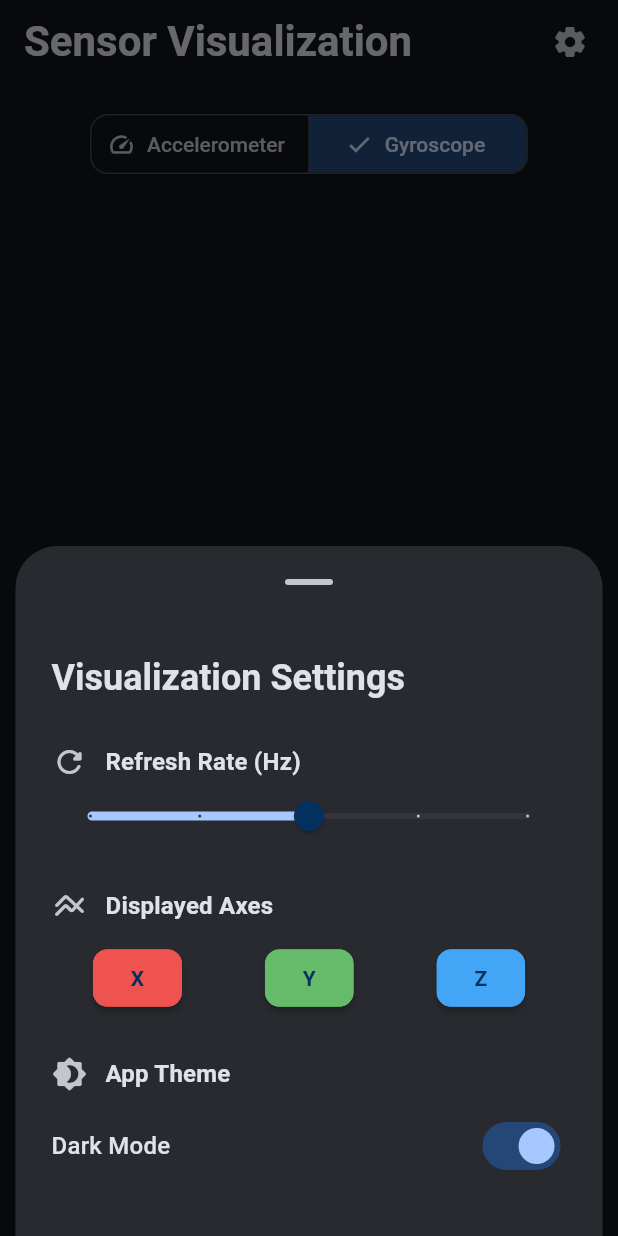
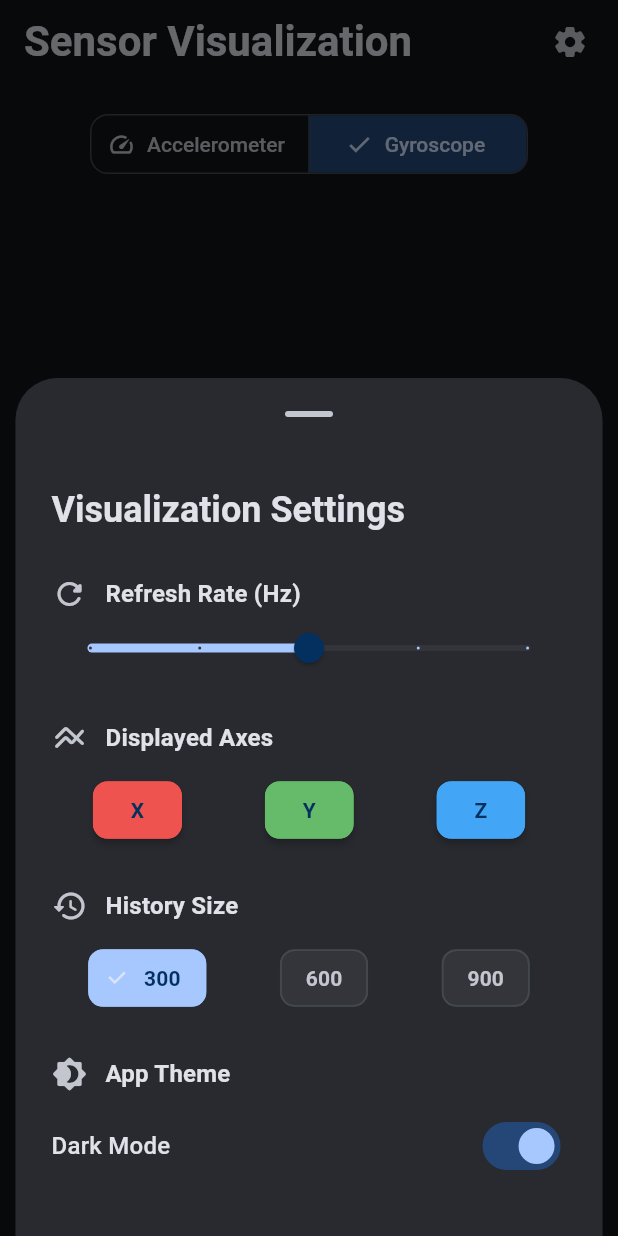
Before and after one commit to Justas3421/take_home_assignment, a Flutter app: the screen it shows after launch, after a tap on "Gyroscope", after a tap on the "settings" icon, on a phone screen of 412 x 824 dp. Run offline on Flutter 3.47's test engine with Material 3 defaults, Android fonts, the phone set to English and light mode, and no system bars; our stand-ins replace bloc, csv, equatable, file_picker, fl_chart, flutter_bloc and 3 more; missing offline and left inert: gal.

Commit message:
refactor: remove unused properties and events from AppSettings and related classes. Add history size setting feature.

```diff
--- a/real_time_sensors/lib/domain/models/app_settings.dart
+++ b/real_time_sensors/lib/domain/models/app_settings.dart
@@ -2,8 +2,6 @@ import 'package:equatable/equatable.dart';
 
 class AppSettings extends Equatable {
   final int refreshRateHz;
-  final double chartScale;
-  final bool autoScale;
   final bool showXAxis;
   final bool showYAxis;
   final bool showZAxis;
@@ -12,8 +10,6 @@ class AppSettings extends Equatable {
 
   const AppSettings({
     this.refreshRateHz = 30,
-    this.chartScale = 10.0,
-    this.autoScale = true,
     this.showXAxis = true,
     this.showYAxis = true,
     this.showZAxis = true,
@@ -33,8 +29,6 @@ class AppSettings extends Equatable {
   }) {
     return AppSettings(
       refreshRateHz: refreshRateHz ?? this.refreshRateHz,
-      chartScale: chartScale ?? this.chartScale,
-      autoScale: autoScale ?? this.autoScale,
       showXAxis: showXAxis ?? this.showXAxis,
       showYAxis: showYAxis ?? this.showYAxis,
       showZAxis: showZAxis ?? this.showZAxis,
@@ -46,8 +40,6 @@ class AppSettings extends Equatable {
   @override
   List<Object?> get props => [
     refreshRateHz,
-    chartScale,
-    autoScale,
     showXAxis,
     showYAxis,
     showZAxis,
--- a/real_time_sensors/lib/presentation/bloc/sensor_bloc_base/sensor_bloc_base.dart
+++ b/real_time_sensors/lib/presentation/bloc/sensor_bloc_base/sensor_bloc_base.dart
@@ -12,8 +12,7 @@ import 'package:rxdart/rxdart.dart';
 part 'sensor_event.dart';
 part 'sensor_state.dart';
 
-abstract class SensorBlocBase<E extends SensorEvent, S extends SensorState>
-    extends Bloc<SensorEvent, S> {
+abstract class SensorBlocBase<E extends SensorEvent, S extends SensorState> extends Bloc<SensorEvent, S> {
   final StartSensorStreamUseCase _startSensorStreamUseCase;
   final SettingsBloc _settingsBloc;
   final SensorType _sensorType;
@@ -40,17 +39,16 @@ abstract class SensorBlocBase<E extends SensorEvent, S extends SensorState>
     on<_SensorErrorOccurred>(_onSensorErrorOccurred);
     on<AppLifecycleChanged>(_onAppLifecycleChanged);
 
-    _settingsSubscription = _settingsBloc.stream
-        .map((s) => s.settings.refreshRateHz)
-        .distinct()
-        .listen((refreshRateHz) {
-          debugPrint('${_sensorType.name} BLoC: Refresh rate changed → $refreshRateHz Hz');
-          _restartSensorStream();
-        });
+    _settingsSubscription = _settingsBloc.stream.map((s) => s.settings.refreshRateHz).distinct().listen((
+      refreshRateHz,
+    ) {
+      debugPrint('${_sensorType.name} BLoC: Refresh rate changed → $refreshRateHz Hz');
+      add(const StartSensorCapture(forceRestart: true, clearHistory: false));
+    });
   }
 
   Future<void> _onStartSensorCapture(StartSensorCapture event, Emitter<S> emit) async {
-    if (state.isCapturing) return;
+    if (state.isCapturing && !event.forceRestart) return;
 
     final available = await _checkSensorAvailability();
     emit(copyWith(sensorAvailable: available));
@@ -130,16 +128,10 @@ abstract class SensorBlocBase<E extends SensorEvent, S extends SensorState>
         .listen(
           (data) => add(_SensorDataReceived(data)),
           onError: (error, _) => add(_SensorErrorOccurred(error.toString())),
-          onDone: () => add(PauseSensorCapture()),
+          onDone: () => add(const PauseSensorCapture()),
         );
 
     debugPrint('${_sensorType.name} stream started @ $intervalMs ms interval.');
-  }
-
-  void _restartSensorStream() {
-    _sensorSubscription?.cancel();
-    _sensorSubscription = null;
-    _startListeningToSensor();
   }
 
   Future<void> _onResetSensorCapture(ResetSensorCapture event, Emitter<S> emit) async {
@@ -176,10 +168,5 @@ abstract class SensorBlocBase<E extends SensorEvent, S extends SensorState>
     await super.close();
   }
 
-  S copyWith({
-    bool? isCapturing,
-    List<SensorDataPoint>? history,
-    String? errorMessage,
-    bool? sensorAvailable,
-  });
+  S copyWith({bool? isCapturing, List<SensorDataPoint>? history, String? errorMessage, bool? sensorAvailable});
 }
--- a/real_time_sensors/lib/presentation/bloc/sensor_bloc_base/sensor_event.dart
+++ b/real_time_sensors/lib/presentation/bloc/sensor_bloc_base/sensor_event.dart
@@ -22,13 +22,23 @@ class _SensorErrorOccurred extends SensorEvent {
   List<Object?> get props => [message];
 }
 
-class StartSensorCapture extends SensorEvent {}
+class StartSensorCapture extends SensorEvent {
+  final bool clearHistory;
+  final bool forceRestart;
+  const StartSensorCapture({this.clearHistory = true, this.forceRestart = false});
+}
 
-class PauseSensorCapture extends SensorEvent {}
+class PauseSensorCapture extends SensorEvent {
+  const PauseSensorCapture();
+}
 
-class ResumeSensorCapture extends SensorEvent {}
+class ResumeSensorCapture extends SensorEvent {
+  const ResumeSensorCapture();
+}
 
-class ResetSensorCapture extends SensorEvent {}
+class ResetSensorCapture extends SensorEvent {
+  const ResetSensorCapture();
+}
 
 class AppLifecycleChanged extends SensorEvent {
   final AppLifecycleState state;
--- a/real_time_sensors/lib/presentation/bloc/settings/settings_bloc.dart
+++ b/real_time_sensors/lib/presentation/bloc/settings/settings_bloc.dart
@@ -9,14 +9,6 @@ class SettingsBloc extends Bloc<SettingsEvent, SettingsState> {
   SettingsBloc() : super(SettingsState.initial()) {
     on<UpdateRefreshRate>((event, emit) {
       emit(state.copyWith(settings: state.settings.copyWith(refreshRateHz: event.refreshRateHz)));
-    });
-
-    on<UpdateChartScale>((event, emit) {
-      emit(state.copyWith(settings: state.settings.copyWith(chartScale: event.chartScale)));
-    });
-
-    on<ToggleAutoScale>((event, emit) {
-      emit(state.copyWith(settings: state.settings.copyWith(autoScale: event.autoScale)));
     });
 
     on<ToggleAxisVisibility>((event, emit) {
@@ -34,5 +26,9 @@ class SettingsBloc extends Bloc<SettingsEvent, SettingsState> {
     on<UpdateThemeMode>((event, emit) {
       emit(state.copyWith(settings: state.settings.copyWith(isDarkMode: event.isDarkMode)));
     });
+
+    on<UpdateHistorySize>((event, emit) {
+      emit(state.copyWith(settings: state.settings.copyWith(historySize: event.historySize)));
+    });
   }
 }
--- a/real_time_sensors/lib/presentation/bloc/settings/settings_event.dart
+++ b/real_time_sensors/lib/presentation/bloc/settings/settings_event.dart
@@ -7,16 +7,6 @@ abstract class SettingsEvent {
 class UpdateRefreshRate extends SettingsEvent {
   final int refreshRateHz;
   const UpdateRefreshRate(this.refreshRateHz);
-}
-
-class UpdateChartScale extends SettingsEvent {
-  final double chartScale;
-  const UpdateChartScale(this.chartScale);
-}
-
-class ToggleAutoScale extends SettingsEvent {
-  final bool autoScale;
-  const ToggleAutoScale(this.autoScale);
 }
 
 class ToggleAxisVisibility extends SettingsEvent {
@@ -29,3 +19,8 @@ class UpdateThemeMode extends SettingsEvent {
   final bool isDarkMode;
   const UpdateThemeMode(this.isDarkMode);
 }
+
+class UpdateHistorySize extends SettingsEvent {
+  final int historySize;
+  const UpdateHistorySize(this.historySize);
+}
--- a/real_time_sensors/lib/presentation/screens/sensor_screen.dart
+++ b/real_time_sensors/lib/presentation/screens/sensor_screen.dart
@@ -33,9 +33,9 @@ class _SensorScreenState extends State<SensorScreen> with SingleTickerProviderSt
     _tabController = TabController(length: SensorType.values.length, vsync: this);
     _tabController.addListener(_handleTabChange);
 
-    context.read<AccelerometerBloc>().add(StartSensorCapture());
-    context.read<GyroscopeBloc>().add(StartSensorCapture());
-    context.read<GyroscopeBloc>().add(PauseSensorCapture());
+    context.read<AccelerometerBloc>().add(const StartSensorCapture());
+    context.read<GyroscopeBloc>().add(const StartSensorCapture());
+    context.read<GyroscopeBloc>().add(const PauseSensorCapture());
   }
 
   @override
@@ -133,18 +133,18 @@ class _SensorScreenState extends State<SensorScreen> with SingleTickerProviderSt
     switch (newView) {
       case SensorType.accelerometer:
         if (gyroBloc.state.isCapturing) {
-          gyroBloc.add(PauseSensorCapture());
+          gyroBloc.add(const PauseSensorCapture());
         }
         if (accelBloc.state.isCapturing == false) {
-          accelBloc.add(ResumeSensorCapture());
+          accelBloc.add(const ResumeSensorCapture());
         }
         break;
       case SensorType.gyroscope:
         if (accelBloc.state.isCapturing) {
-          accelBloc.add(PauseSensorCapture());
+          accelBloc.add(const PauseSensorCapture());
         }
         if (gyroBloc.state.isCapturing == false) {
-          gyroBloc.add(ResumeSensorCapture());
+          gyroBloc.add(const ResumeSensorCapture());
         }
         break;
     }
--- a/real_time_sensors/lib/presentation/screens/settings_screen.dart
+++ b/real_time_sensors/lib/presentation/screens/settings_screen.dart
@@ -7,6 +7,8 @@ class SettingsBottomSheet extends StatelessWidget {
   static const double _kRefreshRateMin = 10;
   static const double _kRefreshRateMax = 50;
   static const int _kRefreshRateDivisions = 4;
+  static const List<int> _kHistorySizeOptions = [300, 600, 900];
+
   @override
   Widget build(BuildContext context) {
     final theme = Theme.of(context);
@@ -30,6 +32,8 @@ class SettingsBottomSheet extends StatelessWidget {
                   ),
                 ),
                 const SizedBox(height: 28),
+
+                // Refresh Rate
                 _SectionTitle(
                   title: 'Refresh Rate (Hz)',
                   icon: Icons.refresh_rounded,
@@ -51,6 +55,7 @@ class SettingsBottomSheet extends StatelessWidget {
                 ),
                 const SizedBox(height: 24),
 
+                // Displayed Axes
                 _SectionTitle(
                   title: 'Displayed Axes',
                   icon: Icons.line_axis_rounded,
@@ -60,17 +65,12 @@ class SettingsBottomSheet extends StatelessWidget {
                 Row(
                   mainAxisAlignment: MainAxisAlignment.spaceAround,
                   children: [
-                    Semantics(
-                      button: true,
-                      toggled: state.settings.showXAxis,
-                      label: 'X axis visibility',
-                      child: _AxisChoiceChip(
-                        label: 'X',
-                        color: Colors.red.shade400,
-                        value: state.settings.showXAxis,
-                        onChanged: (val) =>
-                            context.read<SettingsBloc>().add(ToggleAxisVisibility(axis: 'x', isVisible: val)),
-                      ),
+                    _AxisChoiceChip(
+                      label: 'X',
+                      color: Colors.red.shade400,
+                      value: state.settings.showXAxis,
+                      onChanged: (val) =>
+                          context.read<SettingsBloc>().add(ToggleAxisVisibility(axis: 'x', isVisible: val)),
                     ),
                     _AxisChoiceChip(
                       label: 'Y',
@@ -90,6 +90,44 @@ class SettingsBottomSheet extends StatelessWidget {
                 ),
                 const SizedBox(height: 28),
 
+                // History Size
+                _SectionTitle(
+                  title: 'History Size',
+                  icon: Icons.history_rounded,
+                  color: colorScheme.onSurfaceVariant,
+                ),
+                const SizedBox(height: 12),
+                Row(
+                  mainAxisAlignment: MainAxisAlignment.spaceAround,
+                  children: _kHistorySizeOptions.map((size) {
+                    return ChoiceChip(
+                      label: Text('$size'),
+                      selected: state.settings.historySize == size,
+                      onSelected: (_) =>
+                          context.read<SettingsBloc>().add(UpdateHistorySize(size)),
+                      selectedColor: colorScheme.primary,
+                      backgroundColor: colorScheme.surfaceContainerHighest,
+                      labelStyle: theme.textTheme.labelLarge?.copyWith(
+                        color: state.settings.historySize == size
+                            ? colorScheme.onPrimary
+                            : colorScheme.onSurfaceVariant,
+                        fontWeight: FontWeight.w600,
+                      ),
+                      shape: RoundedRectangleBorder(
+                        borderRadius: BorderRadius.circular(10),
+                        side: BorderSide(
+                          color: state.settings.historySize == size
+                              ? colorScheme.primary
+                              : colorScheme.outlineVariant,
+                          width: 1.2,
+                        ),
+                      ),
+                    );
+                  }).toList(),
+                ),
+                const SizedBox(height: 28),
+
+                // App Theme
                 _SectionTitle(
                   title: 'App Theme',
                   icon: Icons.brightness_4_rounded,
--- a/real_time_sensors/lib/presentation/widgets/sensor_panel.dart
+++ b/real_time_sensors/lib/presentation/widgets/sensor_panel.dart
@@ -64,9 +64,9 @@ class SensorPanel extends StatelessWidget {
                           child: FilledButton.tonal(
                             onPressed: () {
                               if (state.isCapturing) {
-                                bloc.add(PauseSensorCapture());
+                                bloc.add(const PauseSensorCapture());
                               } else {
-                                bloc.add(ResumeSensorCapture());
+                                bloc.add(const ResumeSensorCapture());
                               }
                             },
                             style: FilledButton.styleFrom(
@@ -84,7 +84,7 @@ class SensorPanel extends StatelessWidget {
                           label: 'Reset capture',
                           hint: 'Resets captured sensor data',
                           child: OutlinedButton(
-                            onPressed: () => bloc.add(ResetSensorCapture()),
+                            onPressed: () => bloc.add(const ResetSensorCapture()),
                             style: OutlinedButton.styleFrom(
                               shape: const CircleBorder(),
                               padding: const EdgeInsets.all(20),
```
Also changed, not shown: 1 other file.
